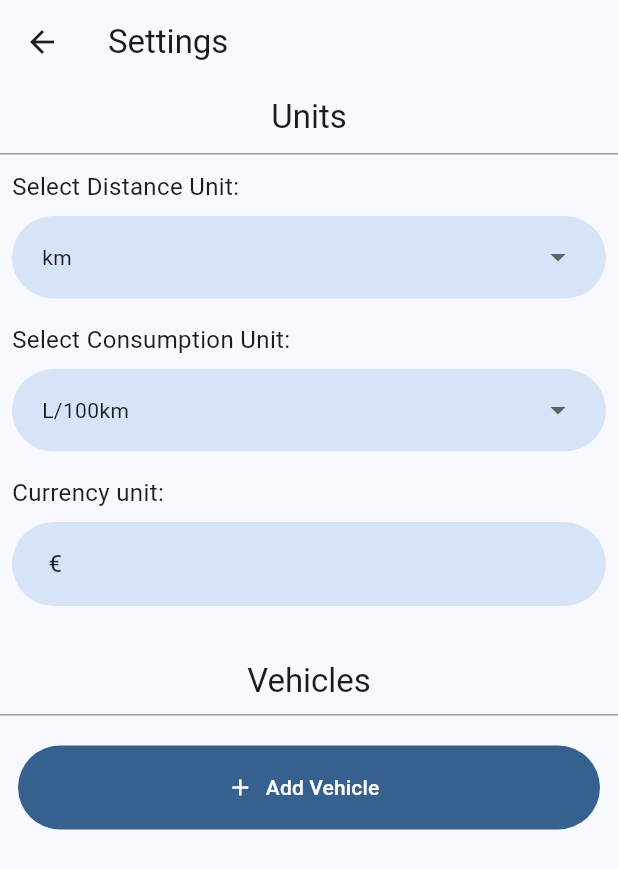
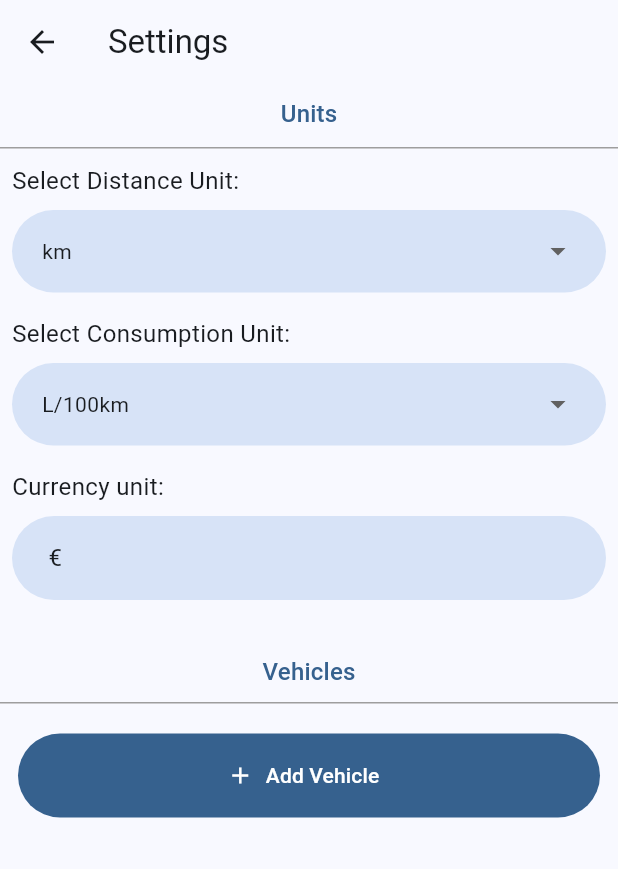
Before and after one commit to Mauznemo/open-fuel-calculator, a Flutter app: the SettingsPage screen opened by its route, on a phone screen of 412 x 824 dp. Shown: the top 869 px of the screen. Run offline on Flutter 3.47's test engine with Material 3 defaults, Android fonts, the phone set to English and light mode, and no system bars; drawn by our look-alikes of dynamic_color; our stand-ins replace objectbox, shared_preferences; accounts and stored records are empty; generated files the repository leaves out were written again.

Commit message:
feat: update settings title styles

```diff
--- a/lib/pages/settings.dart
+++ b/lib/pages/settings.dart
@@ -64,8 +64,10 @@ class _SettingsPageState extends State<SettingsPage> {
           children: [
             Padding(
               padding: const EdgeInsets.all(8.0),
-              child:
-                  Text('Units', style: Theme.of(context).textTheme.titleLarge),
+              child: Text('Units',
+                  style: Theme.of(context).textTheme.titleMedium?.copyWith(
+                        color: Theme.of(context).colorScheme.primary,
+                      )),
             ),
             const Divider(height: 5, color: Colors.grey),
             Padding(
@@ -158,7 +160,9 @@ class _SettingsPageState extends State<SettingsPage> {
             Padding(
               padding: EdgeInsets.all(8.0),
               child: Text('Vehicles',
-                  style: Theme.of(context).textTheme.titleLarge),
+                  style: Theme.of(context).textTheme.titleMedium?.copyWith(
+                        color: Theme.of(context).colorScheme.primary,
+                      )),
             ),
             Divider(height: 1, color: Colors.grey),
             SizedBox(height: 20),
```
